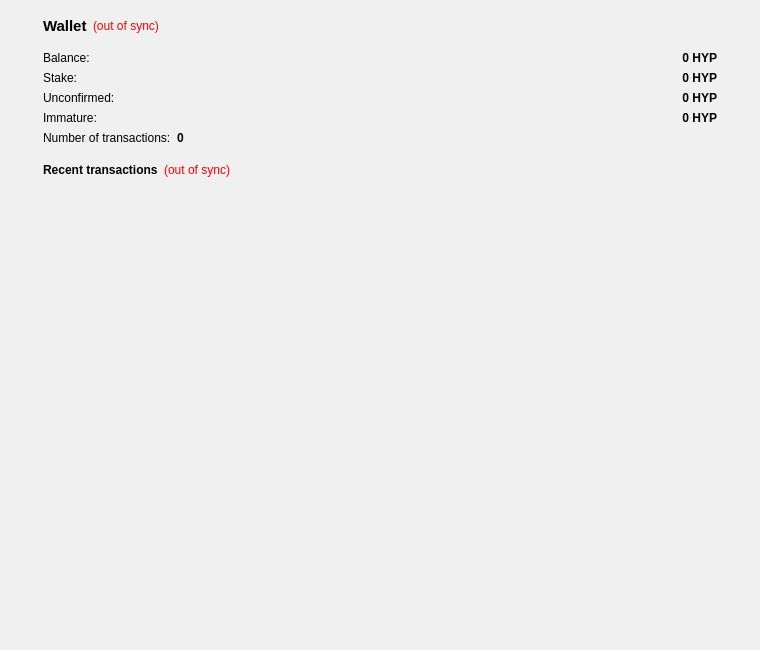
scificrypto/HyperStake, file src/qt/forms/overviewpage.ui: the form before one commit.
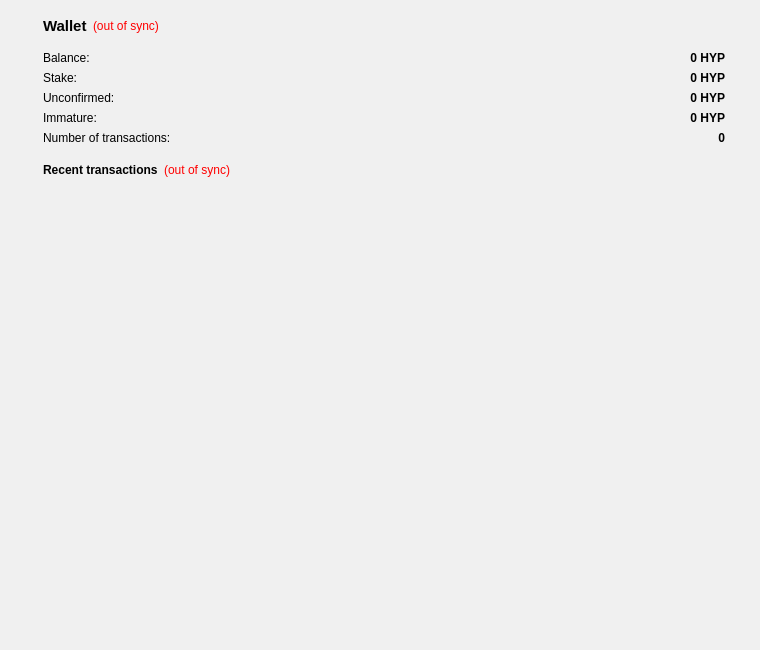
The form after the commit.

```diff
--- a/src/qt/forms/overviewpage.ui
+++ b/src/qt/forms/overviewpage.ui
@@ -265,7 +265,7 @@
              <set>Qt::AlignRight|Qt::AlignTrailing|Qt::AlignVCenter</set>
             </property>
             <property name="indent">
-             <number>34</number>
+             <number>26</number>
             </property>
             <property name="textInteractionFlags">
              <set>Qt::LinksAccessibleByMouse|Qt::TextSelectableByKeyboard|Qt::TextSelectableByMouse</set>
@@ -300,7 +300,7 @@
              <set>Qt::AlignRight|Qt::AlignTrailing|Qt::AlignVCenter</set>
             </property>
             <property name="indent">
-             <number>34</number>
+             <number>26</number>
             </property>
             <property name="textInteractionFlags">
              <set>Qt::LinksAccessibleByMouse|Qt::TextSelectableByKeyboard|Qt::TextSelectableByMouse</set>
@@ -335,7 +335,7 @@
              <set>Qt::AlignRight|Qt::AlignTrailing|Qt::AlignVCenter</set>
             </property>
             <property name="indent">
-             <number>34</number>
+             <number>26</number>
             </property>
             <property name="textInteractionFlags">
              <set>Qt::LinksAccessibleByMouse|Qt::TextSelectableByKeyboard|Qt::TextSelectableByMouse</set>
@@ -367,7 +367,7 @@
              <set>Qt::AlignRight|Qt::AlignTrailing|Qt::AlignVCenter</set>
             </property>
             <property name="indent">
-             <number>34</number>
+             <number>26</number>
             </property>
             <property name="textInteractionFlags">
              <set>Qt::LinksAccessibleByMouse|Qt::TextSelectableByKeyboard|Qt::TextSelectableByMouse</set>
@@ -395,6 +395,12 @@
             <property name="text">
              <string notr="true">0</string>
             </property>
+            <property name="alignment">
+             <set>Qt::AlignRight|Qt::AlignTrailing|Qt::AlignVCenter</set>
+            </property>
+            <property name="indent">
+             <number>26</number>
+            </property>
            </widget>
           </item>
          </layout>
```
